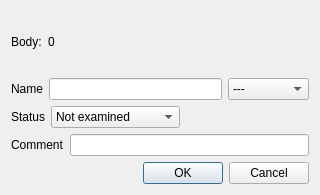
Above: neurolabi/gui/flyem/zflyembodyannotationdialog.ui from janelia-flyem/NeuTu before the change. Below: the same form after it.
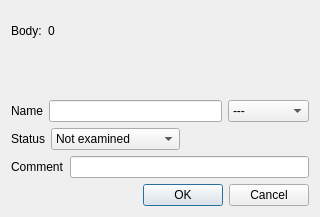
That is the form after the change.

What changed in the file:
```diff
--- a/neurolabi/gui/flyem/zflyembodyannotationdialog.ui
+++ b/neurolabi/gui/flyem/zflyembodyannotationdialog.ui
@@ -7,7 +7,7 @@
     <x>0</x>
     <y>0</y>
     <width>320</width>
-    <height>195</height>
+    <height>217</height>
    </rect>
   </property>
   <property name="windowTitle">
@@ -45,6 +45,13 @@
      </item>
     </layout>
    </item>
+   <item>
+    <widget class="QLabel" name="userLabel">
+     <property name="text">
+      <string/>
+     </property>
+    </widget>
+   </item>
    <item>
     <layout class="QHBoxLayout" name="horizontalLayout">
      <item>
```
